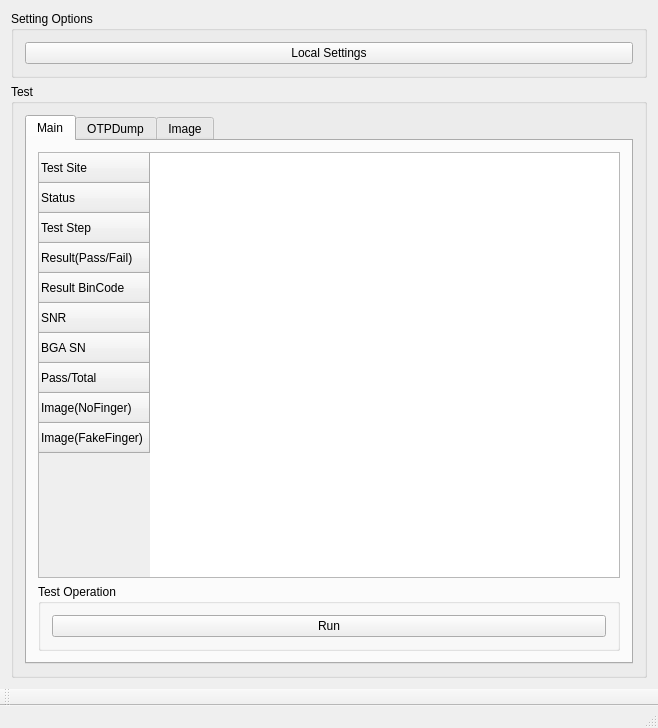
First picture: the form in Huangpu/fps_testexecutive.ui, repository fanmuzhi/huangpu, before the edit.
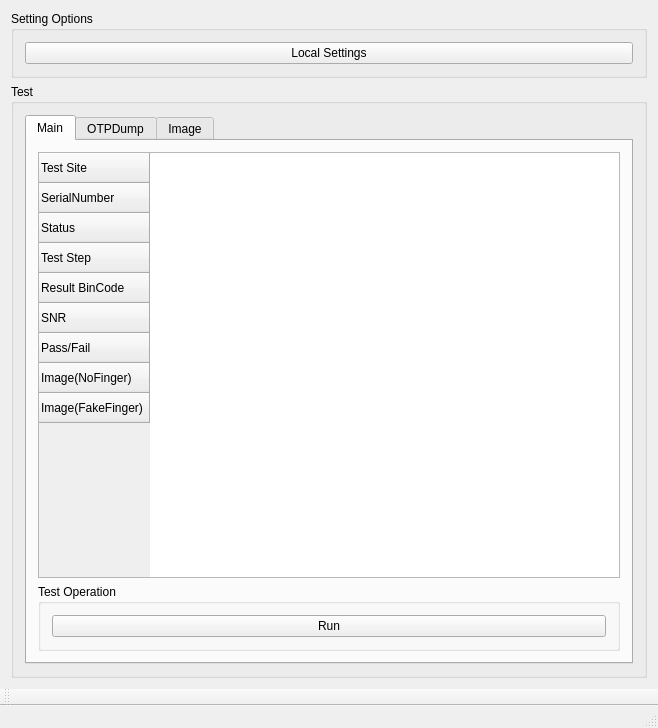
Second picture: the form after the edit.

Commit message: modify gui:add Sensor SerialNumber

```diff
--- a/Huangpu/fps_testexecutive.ui
+++ b/Huangpu/fps_testexecutive.ui
@@ -68,6 +68,11 @@
                  <string>Test Site</string>
                 </property>
                </row>
+               <row>
+                <property name="text">
+                 <string>SerialNumber</string>
+                </property>
+               </row>
                <row>
                 <property name="text">
                  <string>Status</string>
@@ -78,18 +83,6 @@
                  <string>Test Step</string>
                 </property>
                </row>
-               <row>
-                <property name="text">
-                 <string>Result(Pass/Fail)</string>
-                </property>
-                <property name="background">
-                 <color>
-                  <red>85</red>
-                  <green>255</green>
-                  <blue>0</blue>
-                 </color>
-                </property>
-               </row>
                <row>
                 <property name="text">
                  <string>Result BinCode</string>
@@ -102,12 +95,7 @@
                </row>
                <row>
                 <property name="text">
-                 <string>BGA SN</string>
-                </property>
-               </row>
-               <row>
-                <property name="text">
-                 <string>Pass/Total</string>
+                 <string>Pass/Fail</string>
                 </property>
                </row>
                <row>
```
The commit also changes 3 other files.
